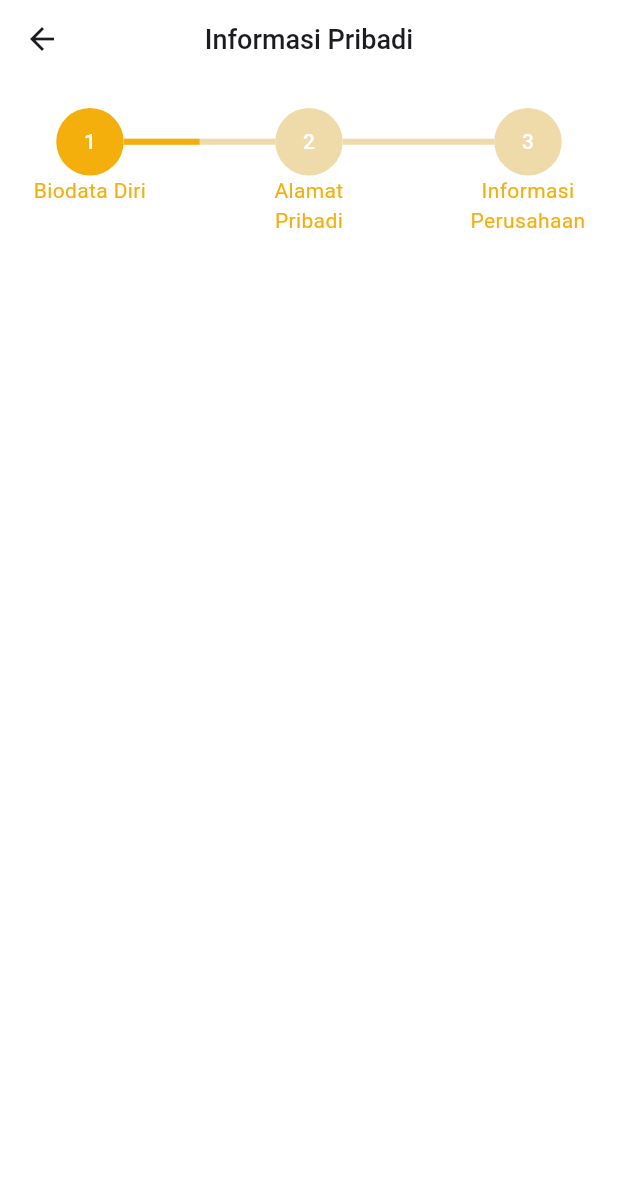
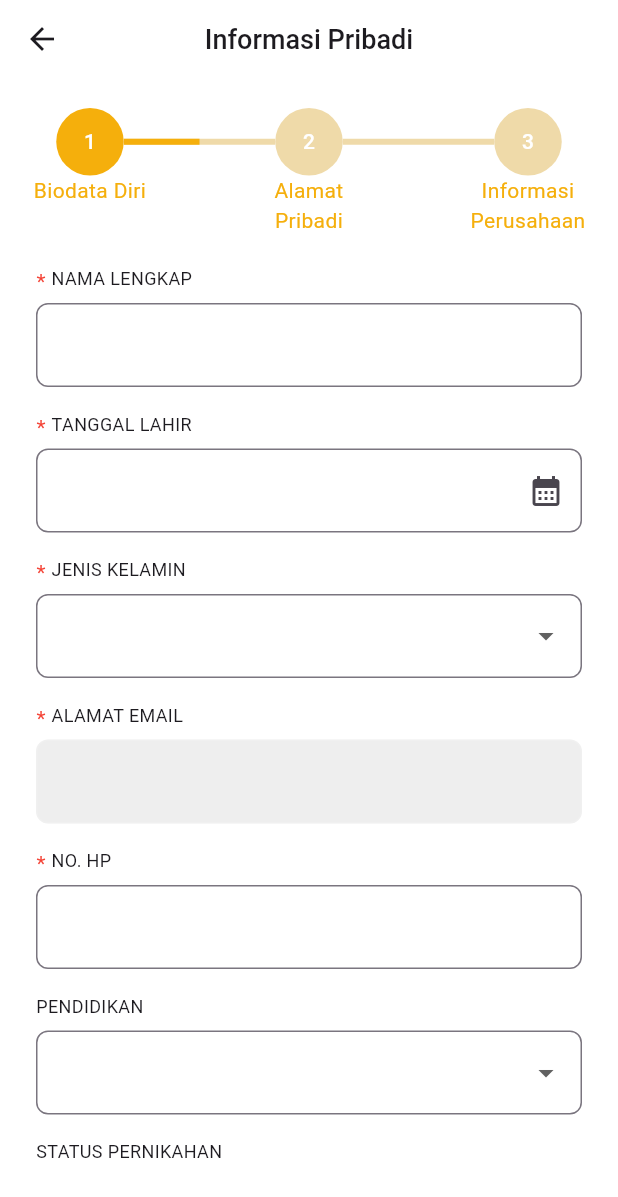
Before and after one commit to fauzipadlaw/payuung_clone, a Flutter app: the PersonalInfoPage screen opened directly, on a phone screen of 412 x 824 dp. Shown: the top 1197 px of the screen. Run offline on Flutter 3.47's test engine with Material 3 defaults, Android fonts, the phone set to English and light mode, and no system bars; our stand-ins replace flutter_svg; missing offline and left inert: text_marquee.

Commit message:
add: bio form UI

```diff
--- a/lib/main.dart
+++ b/lib/main.dart
@@ -1,4 +1,5 @@
 import 'package:flutter/material.dart';
+import 'package:flutter_localizations/flutter_localizations.dart';
 import 'package:payuung_clone/presentation/home/home_page.dart';
 
 void main() {
@@ -16,6 +17,15 @@ class MyApp extends StatelessWidget {
         colorScheme: ColorScheme.fromSeed(seedColor: Colors.deepPurple),
         useMaterial3: true,
       ),
+      localizationsDelegates: const [
+        GlobalMaterialLocalizations.delegate,
+        GlobalWidgetsLocalizations.delegate,
+        GlobalCupertinoLocalizations.delegate,
+      ],
+      supportedLocales: const [
+        Locale('en'),
+        Locale('id'),
+      ],
       home: const HomePage(),
     );
   }
--- a/lib/presentation/personal_info/components/bio_form.dart
+++ b/lib/presentation/personal_info/components/bio_form.dart
@@ -1,10 +1,147 @@
 import 'package:flutter/material.dart';
+import 'package:payuung_clone/presentation/personal_info/components/custom_field.dart';
+import 'package:payuung_clone/presentation/personal_info/components/custom_select_field.dart';
+import 'package:payuung_clone/utils/colors.dart';
 
-class BioForm extends StatelessWidget {
+class BioForm extends StatefulWidget {
   const BioForm({super.key});
 
   @override
+  State<BioForm> createState() => _BioFormState();
+}
+
+class _BioFormState extends State<BioForm> {
+  Future _selectDate() async {
+    await showDatePicker(
+      context: context,
+      locale: const Locale('id'),
+      firstDate: DateTime(1900),
+      lastDate: DateTime.now().subtract(
+        const Duration(days: 5475),
+      ),
+    );
+  }
+
+  @override
   Widget build(BuildContext context) {
-    return const Placeholder();
+    return Form(
+      child: SingleChildScrollView(
+        child: Column(
+          children: [
+            const CustomField(
+              label: 'nama lengkap',
+            ),
+            CustomField(
+              label: 'tanggal lahir',
+              suffix: Icons.calendar_month,
+              onTap: () {
+                _selectDate();
+              },
+            ),
+            const CustomSelectField(
+              label: 'jenis kelamin',
+              items: [
+                DropdownMenuItem(
+                  value: 'Laki-laki',
+                  child: Text('Laki-laki'),
+                ),
+                DropdownMenuItem(
+                  value: 'Perempuan',
+                  child: Text('Perempuan'),
+                )
+              ],
+            ),
+            const CustomField(
+              label: 'alamat email',
+              disabled: true,
+            ),
+            const CustomField(
+              label: 'no. hp',
+            ),
+            const CustomSelectField(
+              isMandatory: false,
+              label: 'pendidikan',
+              items: [
+                DropdownMenuItem(
+                  value: 'SD',
+                  child: Text('SD'),
+                ),
+                DropdownMenuItem(
+                  value: 'SMP',
+                  child: Text('SMP'),
+                ),
+                DropdownMenuItem(
+                  value: 'SMA',
+                  child: Text('SMA'),
+                ),
+                DropdownMenuItem(
+                  value: 'D1',
+                  child: Text('D1'),
+                ),
+                DropdownMenuItem(
+                  value: 'D2',
+                  child: Text('D2'),
+                ),
+                DropdownMenuItem(
+                  value: 'D3',
+                  child: Text('D3'),
+                ),
+                DropdownMenuItem(
+                  value: 'S1',
+                  child: Text('S1'),
+                ),
+                DropdownMenuItem(
+                  value: 'S2',
+                  child: Text('S2'),
+                ),
+                DropdownMenuItem(
+                  value: 'S3',
+                  child: Text('S3'),
+                )
+              ],
+            ),
+            const CustomSelectField(
+              isMandatory: false,
+              label: 'status pernikahan',
+              items: [
+                DropdownMenuItem(
+                  value: 'Belum Kawin',
+                  child: Text('Belum Kawin'),
+                ),
+                DropdownMenuItem(
+                  value: 'Kawin',
+                  child: Text('Kawin'),
+                ),
+                DropdownMenuItem(
+                  value: 'Janda',
+                  child: Text('Janda'),
+                ),
+                DropdownMenuItem(
+                  value: 'Duda',
+                  child: Text('Duda'),
+                ),
+              ],
+            ),
+            SizedBox(
+              width: double.infinity,
+              height: 55,
+              child: ElevatedButton(
+                  style: ElevatedButton.styleFrom(
+                    backgroundColor: AppColors.yellow,
+                    shape: RoundedRectangleBorder(
+                        borderRadius: BorderRadius.circular(8)),
+                  ),
+                  onPressed: () {},
+                  child: const Text(
+                    'Selanjutnya',
+                    style: TextStyle(
+                      color: Colors.white,
+                    ),
+                  )),
+            )
+          ],
+        ),
+      ),
+    );
   }
 }
--- /dev/null
+++ b/lib/presentation/personal_info/components/custom_field.dart
@@ -0,0 +1,88 @@
+// ignore_for_file: public_member_api_docs, sort_constructors_first
+import 'package:flutter/material.dart';
+
+class CustomField extends StatelessWidget {
+  final TextEditingController? textEditingController;
+  final String label;
+  final bool isMandatory;
+  final IconData? suffix;
+  final bool disabled;
+  final void Function()? onTap;
+  const CustomField({
+    super.key,
+    this.textEditingController,
+    required this.label,
+    this.isMandatory = true,
+    this.suffix,
+    this.onTap,
+    this.disabled = false,
+  });
+
+  @override
+  Widget build(BuildContext context) {
+    return Padding(
+      padding: const EdgeInsets.only(bottom: 16.0),
+      child: Column(
+        crossAxisAlignment: CrossAxisAlignment.start,
+        children: [
+          Text.rich(
+            TextSpan(
+              children: [
+                if (isMandatory)
+                  WidgetSpan(
+                      child: Container(
+                    height: 16,
+                    padding: const EdgeInsets.only(top: 1.0, right: 4),
+                    child: const Text(
+                      '*',
+                      style: TextStyle(color: Colors.red),
+                    ),
+                  )),
+                TextSpan(
+                  text: label.toUpperCase(),
+                  style: const TextStyle(
+                    fontSize: 12,
+                  ),
+                )
+              ],
+            ),
+          ),
+          const SizedBox(
+            height: 8,
+          ),
+          TextFormField(
+            readOnly: onTap != null,
+            enabled: !disabled,
+            onTap: onTap,
+            decoration: InputDecoration(
+              filled: disabled,
+              fillColor: Colors.grey.shade200,
+              suffixIcon: suffix != null ? Icon(suffix!) : null,
+              border: OutlineInputBorder(
+                borderRadius: BorderRadius.circular(8),
+                borderSide: const BorderSide(
+                  width: 1,
+                  color: Colors.white10,
+                ),
+              ),
+              disabledBorder: OutlineInputBorder(
+                borderRadius: BorderRadius.circular(8),
+                borderSide: const BorderSide(
+                  width: 1,
+                  color: Colors.white10,
+                ),
+              ),
+              focusedBorder: OutlineInputBorder(
+                borderRadius: BorderRadius.circular(8),
+                borderSide: const BorderSide(
+                  width: 1,
+                  color: Colors.black,
+                ),
+              ),
+            ),
+          ),
+        ],
+      ),
+    );
+  }
+}
--- /dev/null
+++ b/lib/presentation/personal_info/components/custom_select_field.dart
@@ -0,0 +1,80 @@
+import 'package:flutter/material.dart';
+
+class CustomSelectField extends StatelessWidget {
+  final TextEditingController? textEditingController;
+  final String label;
+  final bool isMandatory;
+  final List<DropdownMenuItem<dynamic>> items;
+  const CustomSelectField({
+    super.key,
+    this.textEditingController,
+    required this.label,
+    this.isMandatory = true,
+    required this.items,
+  });
+
+  @override
+  Widget build(BuildContext context) {
+    return Padding(
+      padding: const EdgeInsets.only(bottom: 16.0),
+      child: Column(
+        crossAxisAlignment: CrossAxisAlignment.start,
+        children: [
+          Text.rich(
+            TextSpan(
+              children: [
+                if (isMandatory)
+                  WidgetSpan(
+                      child: Container(
+                    height: 16,
+                    padding: const EdgeInsets.only(top: 1.0, right: 4),
+                    child: const Text(
+                      '*',
+                      style: TextStyle(color: Colors.red),
+                    ),
+                  )),
+                TextSpan(
+                  text: label.toUpperCase(),
+                  style: const TextStyle(
+                    fontSize: 12,
+                  ),
+                )
+              ],
+            ),
+          ),
+          const SizedBox(
+            height: 8,
+          ),
+          DropdownButtonFormField(
+            items: items,
+            onChanged: (_) {},
+            decoration: InputDecoration(
+              alignLabelWithHint: true,
+              border: OutlineInputBorder(
+                borderRadius: BorderRadius.circular(8),
+                borderSide: const BorderSide(
+                  width: 1,
+                  color: Colors.white10,
+                ),
+              ),
+              disabledBorder: OutlineInputBorder(
+                borderRadius: BorderRadius.circular(8),
+                borderSide: const BorderSide(
+                  width: 1,
+                  color: Colors.white10,
+                ),
+              ),
+              focusedBorder: OutlineInputBorder(
+                borderRadius: BorderRadius.circular(8),
+                borderSide: const BorderSide(
+                  width: 1,
+                  color: Colors.black,
+                ),
+              ),
+            ),
+          ),
+        ],
+      ),
+    );
+  }
+}
--- a/lib/presentation/personal_info/personal_info_page.dart
+++ b/lib/presentation/personal_info/personal_info_page.dart
@@ -1,4 +1,5 @@
 import 'package:flutter/material.dart';
+import 'package:payuung_clone/presentation/personal_info/components/bio_form.dart';
 import 'package:payuung_clone/presentation/personal_info/components/personal_info_appbar.dart';
 import 'package:payuung_clone/utils/colors.dart';
 
@@ -85,6 +86,17 @@ class _PersonalInfoPageState extends State<PersonalInfoPage> {
               ],
             ),
           ),
+          const Expanded(
+            child: Padding(
+              padding: EdgeInsets.symmetric(
+                horizontal: 24,
+              ),
+              child: BioForm(),
+            ),
+          ),
+          const SizedBox(
+            height: 40,
+          ),
         ],
       ),
     );
--- a/pubspec.yaml
+++ b/pubspec.yaml
@@ -29,6 +29,8 @@ environment:
 # versions available, run `flutter pub outdated`.
 dependencies:
   flutter:
+    sdk: flutter
+  flutter_localizations:
     sdk: flutter
 
 
```
Also changed, not shown: pubspec.lock.
